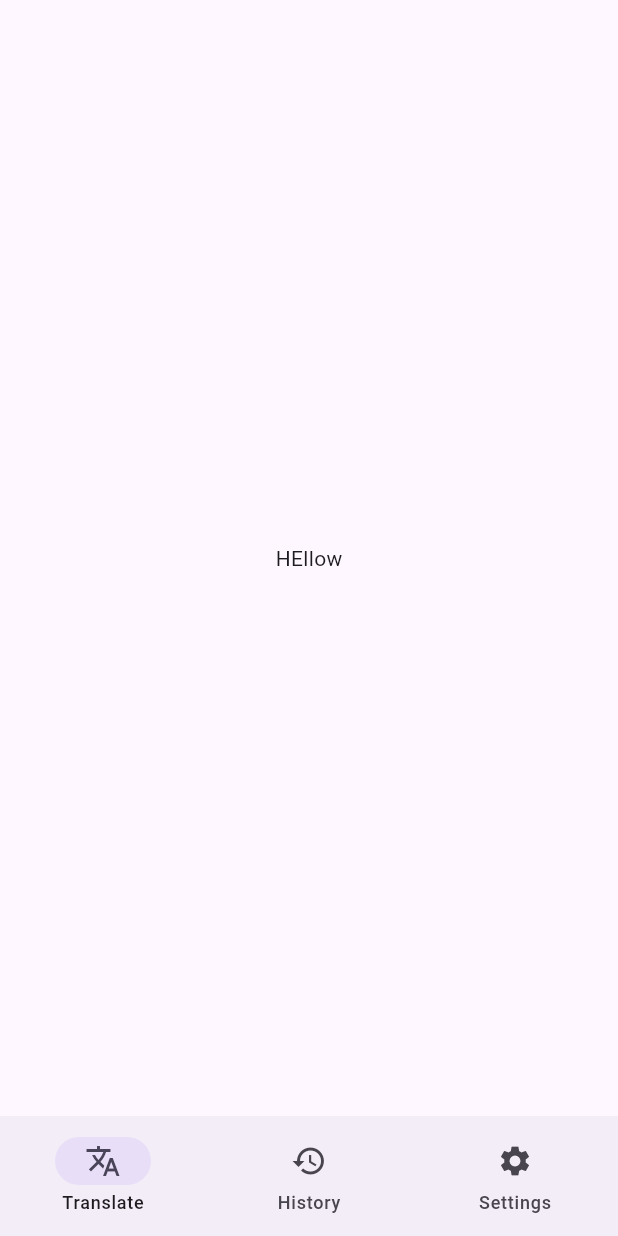
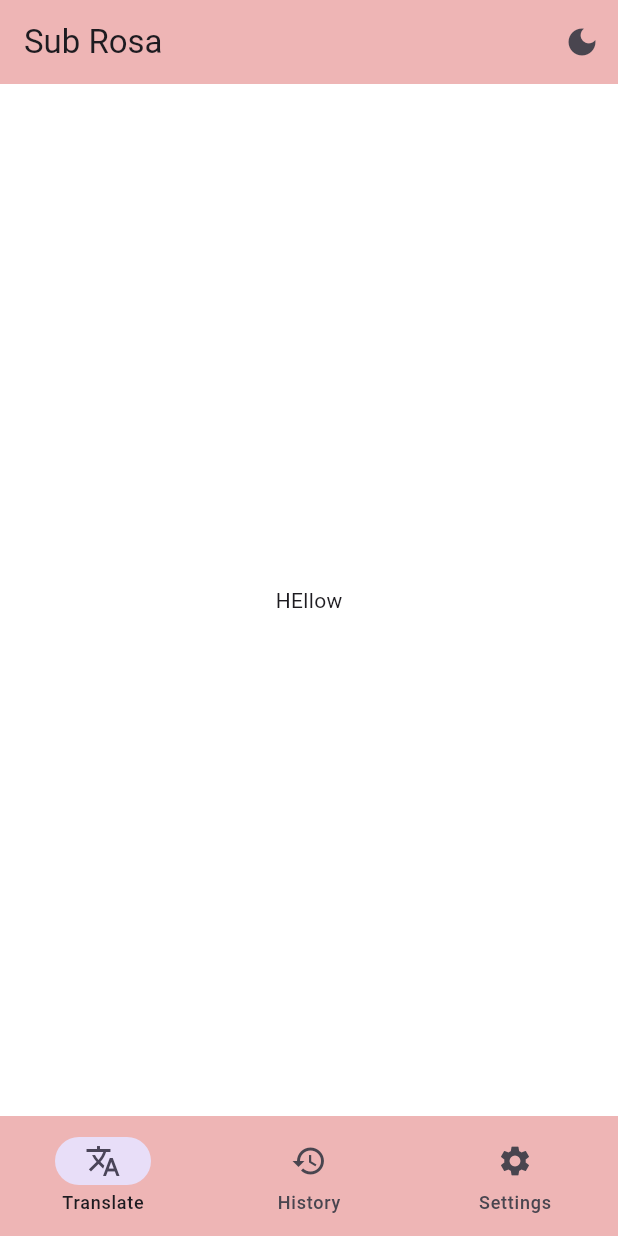
Before and after one commit to thelazybastard/sub_rosa, a Flutter app: the screen it shows after launch, on a phone screen of 412 x 824 dp. Run offline on Flutter 3.47's test engine with Material 3 defaults, Android fonts, the phone set to English and light mode, and no system bars; our stand-ins replace go_router.

Commit message:
added dark mode

```diff
--- a/lib/main.dart
+++ b/lib/main.dart
@@ -2,10 +2,19 @@ import 'package:flutter/material.dart';
 import 'package:sub_rosa/ui/translate.dart';
 import 'package:go_router/go_router.dart';
 import 'package:sub_rosa/ui/settings.dart';
+import 'package:provider/provider.dart';
+import 'package:sub_rosa/storage/storage.dart';
 
 
 void main() {
-  runApp(Rosa());
+  runApp(
+    MultiProvider(
+      providers: [
+        ChangeNotifierProvider(create: (_) => AppTheme())
+      ],
+      child: Rosa()
+    )
+  );
 }
 
 class Rosa extends StatelessWidget {
@@ -15,6 +24,7 @@ class Rosa extends StatelessWidget {
   Widget build(BuildContext context) {
     return MaterialApp.router(
       routerConfig: _router,
+      debugShowCheckedModeBanner: false,
     );
   }
 }
@@ -66,9 +76,25 @@ class MainScaffold extends StatelessWidget {
 
   @override
   Widget build(BuildContext context) {
+
+    final theme = context.watch<AppTheme>();
+
     return Scaffold(
       body: navigationShell,
+      backgroundColor: theme.isDarkMode ? const Color.fromARGB(255, 2, 3, 71) : Colors.white,
+      appBar: AppBar(
+        title: Text("Sub Rosa"),
+        backgroundColor: theme.isDarkMode ? const Color.fromARGB(255, 3, 5, 105) : Color.fromARGB(255, 238, 181, 181),
+        actions: [
+          IconButton(
+            onPressed: () {context.read<AppTheme>().changeTheme();
+          },
+            icon: Icon(Icons.dark_mode)
+          )
+        ]
+      ),
       bottomNavigationBar: NavigationBar(
+        backgroundColor: theme.isDarkMode ? const Color.fromARGB(255, 3, 5, 105) : Color.fromARGB(255, 238, 181, 181),
         selectedIndex: navigationShell.currentIndex,
         onDestinationSelected: (int index) {
           navigationShell.goBranch(
--- /dev/null
+++ b/lib/storage/storage.dart
@@ -0,0 +1,11 @@
+import 'package:flutter/material.dart';
+import 'package:provider/provider.dart';
+
+class AppTheme extends ChangeNotifier {
+  var isDarkMode = false;
+
+  void changeTheme() {
+    isDarkMode = !isDarkMode;
+    notifyListeners();
+  }
+}
--- a/lib/ui/settings.dart
+++ b/lib/ui/settings.dart
@@ -10,6 +10,10 @@ class Settings extends StatefulWidget {
 class _SettingsState extends State<Settings> {
   @override
   Widget build(BuildContext context) {
-    return const Placeholder();
+    return Column(
+      children: [
+
+      ],
+    );
   }
 }
--- a/pubspec.yaml
+++ b/pubspec.yaml
@@ -35,6 +35,7 @@ dependencies:
   # Use with the CupertinoIcons class for iOS style icons.
   cupertino_icons: ^1.0.8
   go_router: ^17.1.0
+  provider: ^6.1.5+1
 
 dev_dependencies:
   flutter_test:
```
Also changed, not shown: pubspec.lock.
